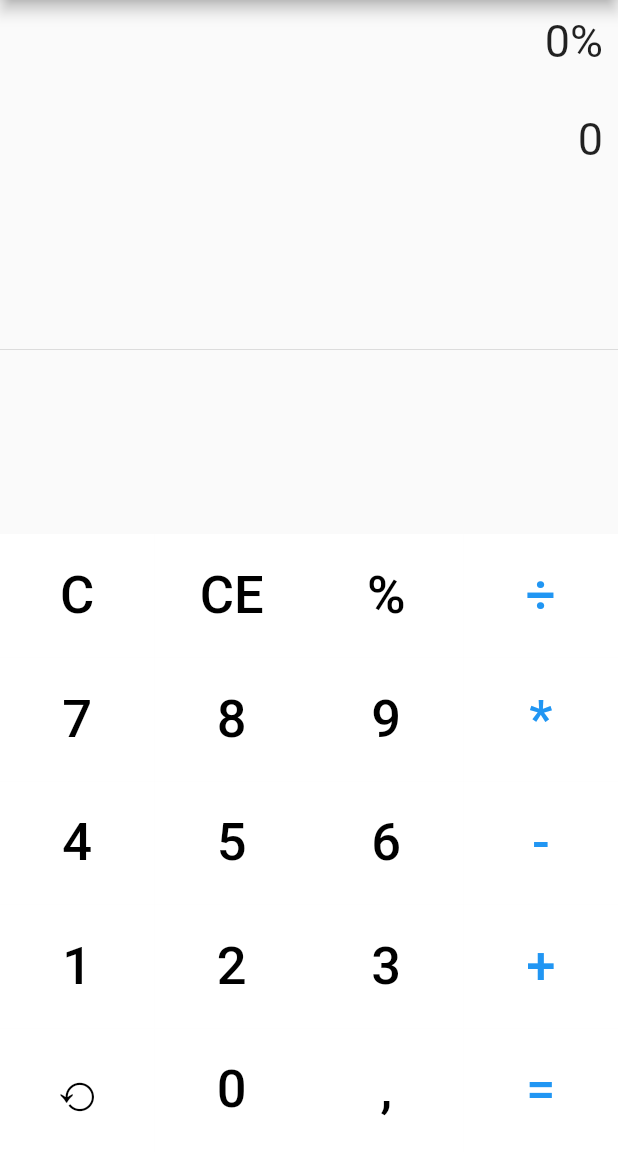
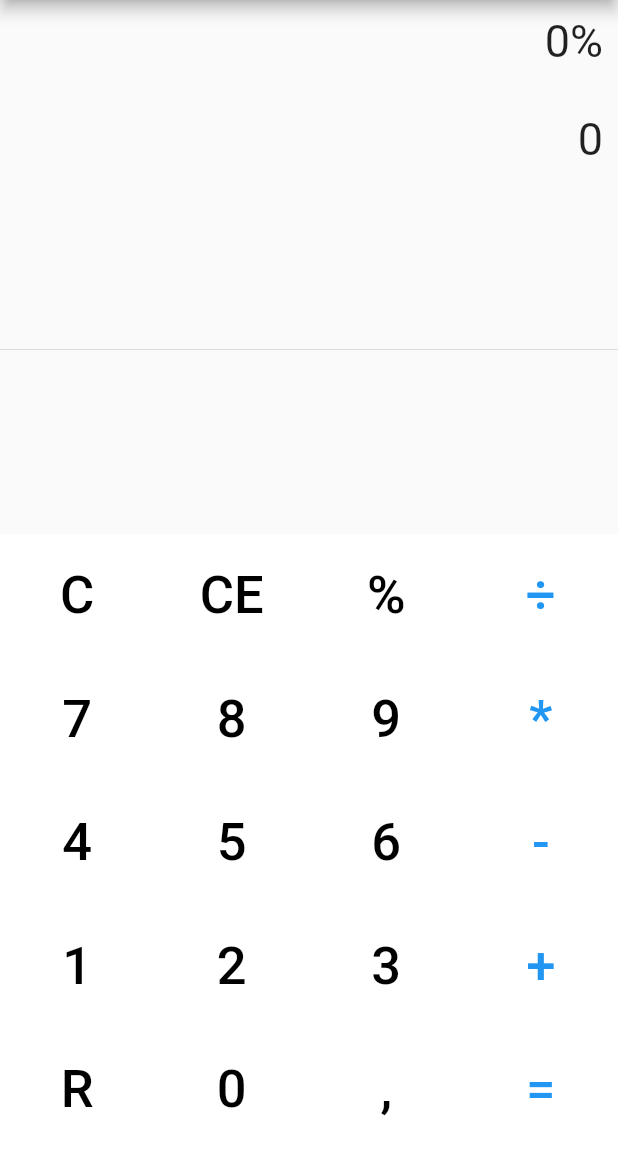
Before and after one commit to NgadjuiElisabeth/calcu, a Flutter app: the screen it shows after launch, after a tap on an icon or button, on a phone screen of 412 x 824 dp, the part 84-1236 px from its top. Run offline on Flutter 3.47's test engine with Material 2 defaults, Android fonts, the phone set to English and light mode, and no system bars; our stand-ins replace math_expressions.

Commit message:
update 25/05

```diff
--- a/lib/main.dart
+++ b/lib/main.dart
@@ -1,5 +1,10 @@
 import 'package:flutter/material.dart';
 import 'package:math_expressions/math_expressions.dart';
+
+//page authentification
+// page historique + se connecter a superbase
+// ajouter fonctionnalite ( convertisseur, mode scientifique (cos mod etc) )
+//
 
 void main() {
   //creer la fonction main qui va appeler la fonction CalculatriceApp()
@@ -59,6 +64,7 @@ class _CalculatriceEcranState extends State<CalculatriceEcran> {
          isPourcent = true;
        }
        expression = expression.replaceAll(',',".");
+       expression = expression.replaceAll('R',resultat);
        if(expression.endsWith('*') && isPourcent){
          expression = expression + "1";
        }
@@ -75,14 +81,25 @@ class _CalculatriceEcranState extends State<CalculatriceEcran> {
           resultat="Erreur de syntaxe";
           print(e);
         }
-
-
-      }else{
+       equation = "0";
+      }
+      else{
         if(equation=="0" && TextBouton == "0"){
           equation="0";
         }
-        else if(equation=="0" && isNumeric(TextBouton)){
+        else if(equation=="0" && (isNumeric(TextBouton) || TextBouton =="R")){
           equation=TextBouton;
+
+        }
+        else if (equation == "0" && resultat != "0" && !isNumeric(TextBouton) && equation.length <2){
+          //print("on est la");
+          if(TextBouton !=",") {
+            equation = equation + TextBouton;
+            equation = equation.replaceAll('0', resultat);
+          }
+          else{
+            equation = "0,";
+          }
         }
         else{
           equation=equation+TextBouton;
@@ -168,7 +185,7 @@ class _CalculatriceEcranState extends State<CalculatriceEcran> {
                       ),
                       TableRow(
                           children: [
-                            calculatriceButton("⟲", Colors.black, Colors.white),
+                            calculatriceButton("R", Colors.black, Colors.white),
                             calculatriceButton("0", Colors.black, Colors.white),
                             calculatriceButton(",", Colors.black, Colors.white),
                             calculatriceButton("=", Colors.blue, Colors.white),
```
Lines whose indentation alone changed are shown as unchanged.
